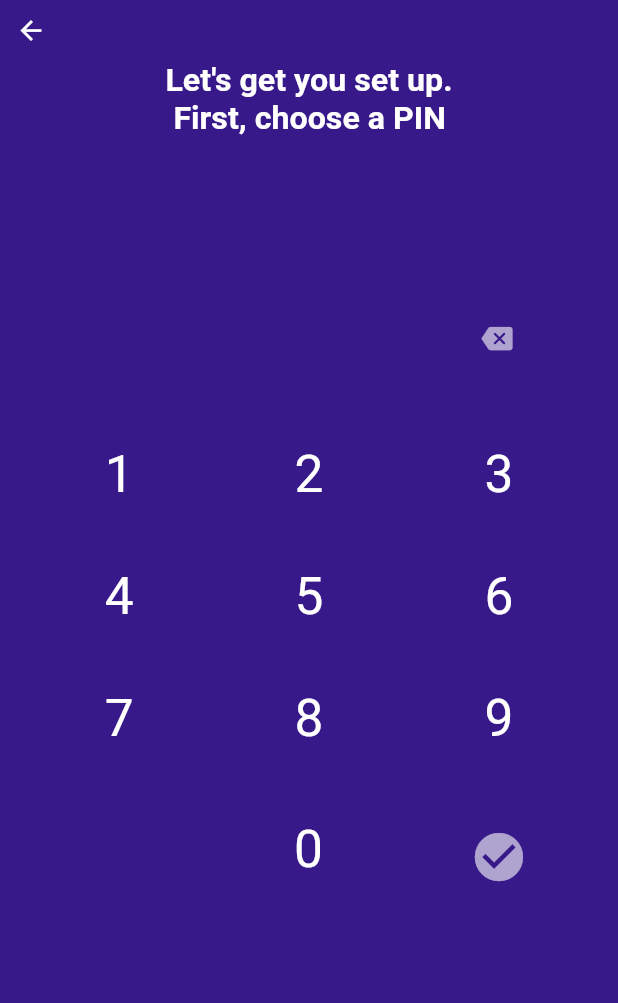
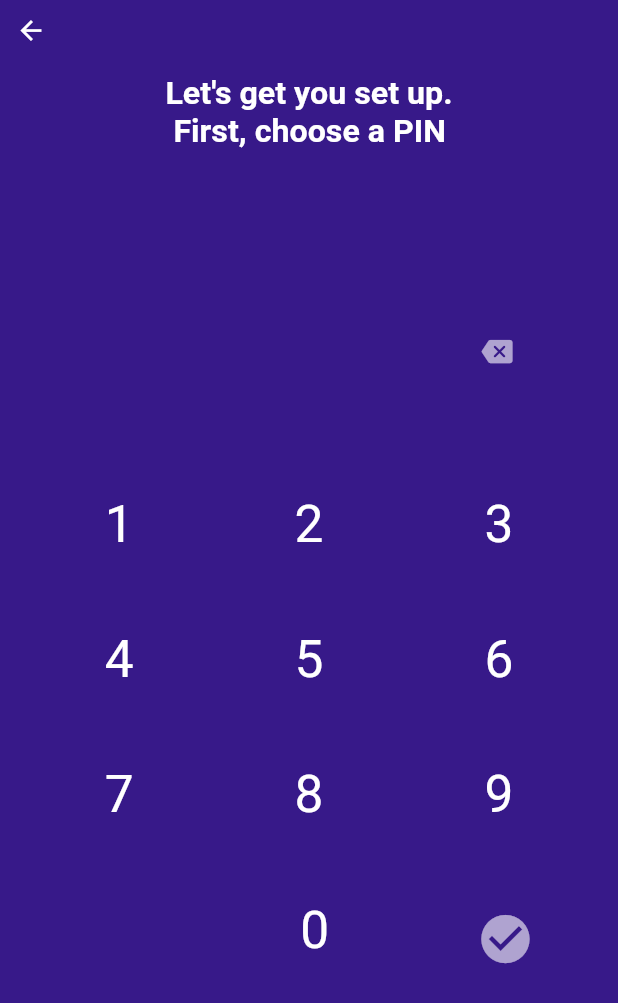
Before and after one commit to darshana0908/safe-loging, a Flutter app: the FirstPinNumber screen opened directly, on a phone screen of 412 x 824 dp. Shown: the top 1003 px of the screen. Run offline on Flutter 3.47's test engine with Material 2 defaults, Android fonts, the phone set to English and light mode, and no system bars; our stand-ins replace awesome_dialog, cloud_firestore, firebase_auth, firebase_core, flutter_speed_dial, flutter_svg and 8 more; missing offline and left inert: file_cryptor, flutter_facebook_auth, flutter_share_me, hawk_fab_menu; accounts and stored records are empty.

Commit message:
sizeboxe edited

```diff
--- a/lib/screens/features/auth/components/pin_key_pad.dart
+++ b/lib/screens/features/auth/components/pin_key_pad.dart
@@ -18,8 +18,8 @@ class _PinKeyPadState extends State<PinKeyPad> {
       onTap: widget.click,
       child: Container(
         alignment: Alignment.center,
-        width: 45,
-        height: 45,
+        width: 105,
+        height: 105,
         // decoration: BoxDecoration(
         //   borderRadius: BorderRadius.circular(45),
         //   color: Colors.deepPurple,
--- a/lib/screens/features/auth/components/pin_number/first_pin_number.dart
+++ b/lib/screens/features/auth/components/pin_number/first_pin_number.dart
@@ -19,7 +19,8 @@ class _FirstPinNumberState extends State<FirstPinNumber> {
   Widget build(BuildContext context) {
     return Scaffold(
       backgroundColor: kdarkblue,
-      body: SafeArea(
+      body: SingleChildScrollView(
+        child: SafeArea(
           child: SizedBox(
             height: MediaQuery.of(context).size.height,
             child: Column(
@@ -38,8 +39,12 @@ class _FirstPinNumberState extends State<FirstPinNumber> {
                   child: SizedBox(
                     width: MediaQuery.of(context).size.width,
                     child: Column(
+                        mainAxisAlignment: MainAxisAlignment.end,
                         crossAxisAlignment: CrossAxisAlignment.center,
                         children: [
+                          const SizedBox(
+                            height: 10,
+                          ),
                           const Text(
                             "Let's get you set up.\n First, choose a PIN",
                             style: TextStyle(
@@ -81,9 +86,7 @@ class _FirstPinNumberState extends State<FirstPinNumber> {
                           const SizedBox(
                             height: 5,
                           ),
-                        Padding(
-                          padding: const EdgeInsets.symmetric(horizontal: 30),
-                          child: Row(
+                          Row(
                             mainAxisAlignment: MainAxisAlignment.spaceBetween,
                             children: [
                               PinKeyPad(
@@ -118,13 +121,7 @@ class _FirstPinNumberState extends State<FirstPinNumber> {
                                   }),
                             ],
                           ),
-                        ),
-                        const SizedBox(
-                          height: 20,
-                        ),
-                        Padding(
-                          padding: const EdgeInsets.all(30.0),
-                          child: Row(
+                          Row(
                             mainAxisAlignment: MainAxisAlignment.spaceBetween,
                             children: [
                               PinKeyPad(
@@ -159,13 +156,7 @@ class _FirstPinNumberState extends State<FirstPinNumber> {
                                   }),
                             ],
                           ),
-                        ),
-                        const SizedBox(
-                          height: 20,
-                        ),
-                        Padding(
-                          padding: const EdgeInsets.symmetric(horizontal: 30),
-                          child: Row(
+                          Row(
                             mainAxisAlignment: MainAxisAlignment.spaceBetween,
                             children: [
                               PinKeyPad(
@@ -200,13 +191,7 @@ class _FirstPinNumberState extends State<FirstPinNumber> {
                                   }),
                             ],
                           ),
-                        ),
-                        const SizedBox(
-                          height: 20,
-                        ),
-                        Padding(
-                          padding: const EdgeInsets.all(35.0),
-                          child: Row(
+                          Row(
                             mainAxisAlignment: MainAxisAlignment.end,
                             children: [
                               const Text(
@@ -228,7 +213,7 @@ class _FirstPinNumberState extends State<FirstPinNumber> {
                                     });
                                   }),
                               const SizedBox(
-                                width: 95,
+                                width: 65,
                               ),
                               IconButton(
                                 onPressed: () {
@@ -246,9 +231,11 @@ class _FirstPinNumberState extends State<FirstPinNumber> {
                                   color: Colors.white60,
                                   size: 45,
                                 ),
+                              ),
+                              const SizedBox(
+                                width: 30,
                               )
                             ],
-                          ),
                           )
                         ]),
                   ),
@@ -257,6 +244,7 @@ class _FirstPinNumberState extends State<FirstPinNumber> {
             ),
           ),
         ),
+      ),
     );
   }
 }
```
Lines whose indentation alone changed are shown as unchanged.
